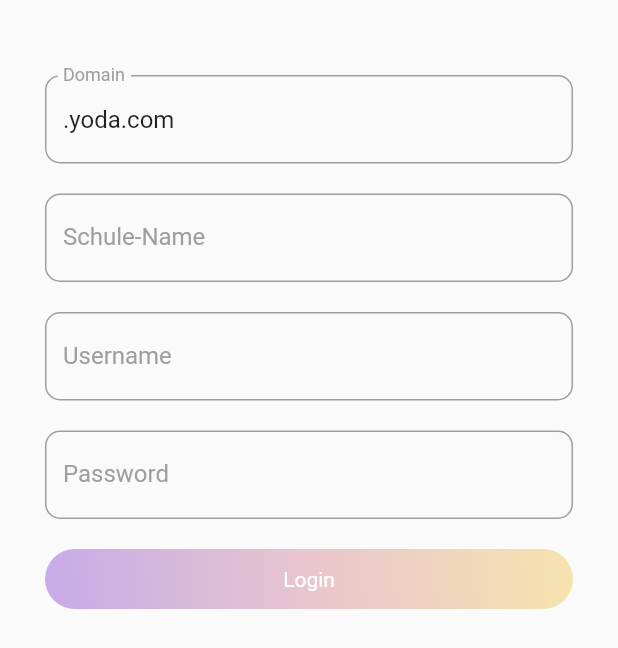
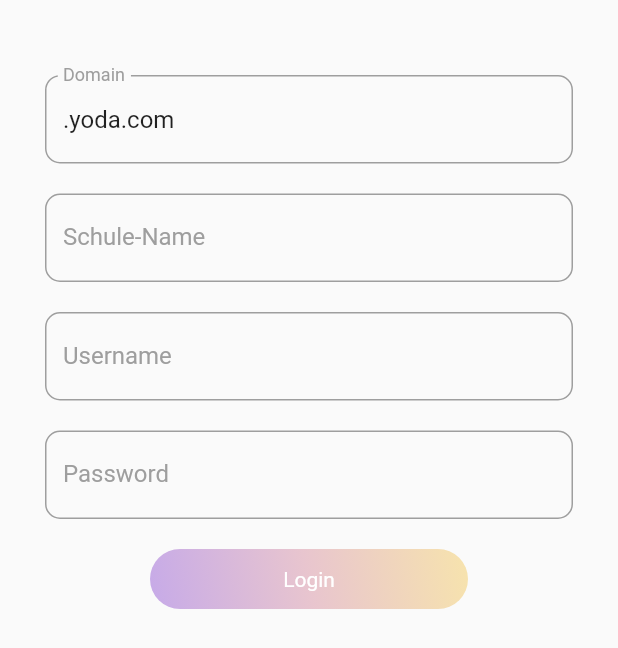
Before and after one commit to Yoda-School-Management-Platform/YodaWebApp, a Flutter app: the RegistrationForm widget shown alone on an empty page, opened directly, on a phone screen of 412 x 824 dp. Shown: the top 648 px of the screen. Run offline on Flutter 3.47's test engine with Material 2 defaults, Android fonts, the phone set to English and light mode, and no system bars; our stand-ins replace rxdart; network calls fail.

Commit message:
Added Padding to submit Button
Added Padding to submit Button

```diff
--- a/yodawebapp/lib/views/login/login_form.dart
+++ b/yodawebapp/lib/views/login/login_form.dart
@@ -25,7 +25,10 @@ class _LoginForm extends State<LoginForm> {
               StandardInput(stream: loginFormBloc.school, onChanged: loginFormBloc.schoolChanged,labelText: 'Schule', obscureText: false,),  //Schule
               widget.loginType != 'school' ? StandardInput(stream: loginFormBloc.username, onChanged: loginFormBloc.usernameChanged,labelText: 'Username',obscureText: false,): Container(),
               StandardInput(stream: loginFormBloc.password, onChanged: loginFormBloc.passwordChanged,labelText: 'Password',obscureText: true,),
-              submitButton(loginFormBloc, widget.loginType),
+              Container(
+                margin: EdgeInsets.symmetric(horizontal: 70),
+                child: submitButton(loginFormBloc, widget.loginType),
+              ),
             ],
           ),
         ));
--- a/yodawebapp/lib/views/registration/registration_form.dart
+++ b/yodawebapp/lib/views/registration/registration_form.dart
@@ -40,7 +40,10 @@ class _RegistrationForm extends State<RegistrationForm> {
                 onChanged: registrationFormBloc.passwordChanged,
                 labelText: 'Password',
                 obscureText: true,),
-              submitButton(registrationFormBloc),
+              Container(
+                margin: EdgeInsets.symmetric(horizontal: 70),
+                child: submitButton(registrationFormBloc),
+              ),
             ],
           ),
         ));
```
Also changed, not shown: yodawebapp/lib/views/registration/registration_view.dart (+6 -1 lines).
